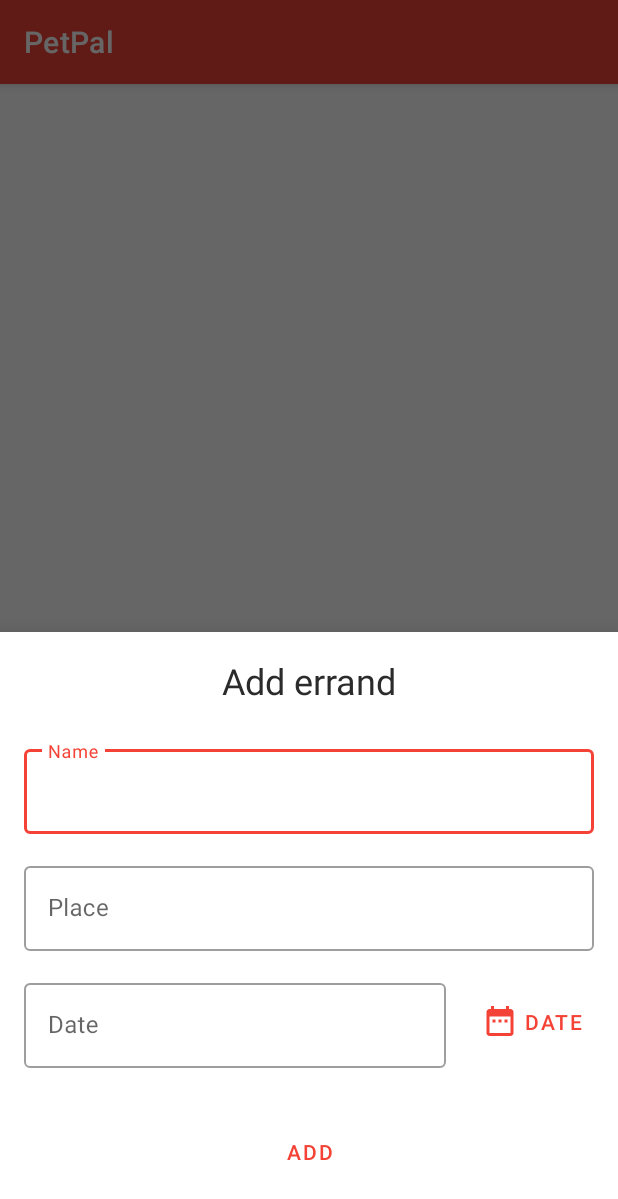
After one commit to ZeleDavid/Dragonhack2021, an Android app: the fragment AddReminderBottomSheet shown on its own in the app's theme, on a phone screen of 412 x 824 dp. The commit adds this screen. Shown: the top 1199 px of the screen. Run offline under Robolectric (Android 15) with nearby library versions, the phone set to English and light mode, and no system bars; network calls fail.

Commit message:
feat: added reminders

```diff
--- a/PetPal/app/src/main/java/si/dragonhack/petpal/data/models/Reminder.kt
+++ b/PetPal/app/src/main/java/si/dragonhack/petpal/data/models/Reminder.kt
@@ -3,5 +3,5 @@ package si.dragonhack.petpal.data.models
 import java.io.Serializable
 import java.util.*
 
-data class Reminder(val name: String, val place: String, val date: Date): Serializable {
+data class Reminder(val name: String, val place: String, val date: String): Serializable {
 }
--- /dev/null
+++ b/PetPal/app/src/main/java/si/dragonhack/petpal/ui/notifications/AddReminderBottomSheet.kt
@@ -0,0 +1,38 @@
+package si.dragonhack.petpal.ui.notifications
+
+import android.os.Bundle
+import android.view.LayoutInflater
+import android.view.View
+import android.view.ViewGroup
+import android.widget.Toast
+import com.google.android.material.bottomsheet.BottomSheetDialogFragment
+import kotlinx.android.synthetic.main.add_reminder.*
+import si.dragonhack.petpal.R
+
+class AddReminderBottomSheet : BottomSheetDialogFragment(){
+
+    companion object {
+
+        const val TAG = "CustomBottomSheetDialogFragment"
+
+    }
+
+    override fun onCreateView(
+        inflater: LayoutInflater,
+        container: ViewGroup?,
+        savedInstanceState: Bundle?
+    ): View? {
+        return inflater.inflate(R.layout.add_reminder, container, false)
+    }
+
+    override fun onActivityCreated(savedInstanceState: Bundle?) {
+        super.onActivityCreated(savedInstanceState)
+
+        add_reminder_button.setOnClickListener {
+            //handle click event
+            Toast.makeText(context, "First Button Clicked", Toast.LENGTH_SHORT).show()
+
+        }
+
+    }
+}
--- /dev/null
+++ b/PetPal/app/src/main/res/drawable/ic_baseline_date_range_24.xml
@@ -0,0 +1,10 @@
+<vector xmlns:android="http://schemas.android.com/apk/res/android"
+    android:width="24dp"
+    android:height="24dp"
+    android:viewportWidth="24"
+    android:viewportHeight="24"
+    android:tint="?attr/colorControlNormal">
+  <path
+      android:fillColor="@android:color/white"
+      android:pathData="M9,11L7,11v2h2v-2zM13,11h-2v2h2v-2zM17,11h-2v2h2v-2zM19,4h-1L18,2h-2v2L8,4L8,2L6,2v2L5,4c-1.11,0 -1.99,0.9 -1.99,2L3,20c0,1.1 0.89,2 2,2h14c1.1,0 2,-0.9 2,-2L21,6c0,-1.1 -0.9,-2 -2,-2zM19,20L5,20L5,9h14v11z"/>
+</vector>
--- a/PetPal/app/src/main/res/layout/activity_add_pet.xml
+++ b/PetPal/app/src/main/res/layout/activity_add_pet.xml
@@ -81,7 +81,7 @@
             android:gravity="center_vertical"
             android:hint="Age"
             android:paddingEnd="24px"
-            app:suffixText="kg">
+            app:suffixText="years">
 
             <com.google.android.material.textfield.TextInputEditText
                 android:id="@+id/pet_age_add"
@@ -105,14 +105,14 @@
                 style="?attr/materialButtonOutlinedStyle"
                 android:layout_width="wrap_content"
                 android:layout_height="match_parent"
-                android:text="Female" />
+                android:text="F" />
 
             <Button
                 android:id="@+id/male_button"
                 style="?attr/materialButtonOutlinedStyle"
                 android:layout_width="wrap_content"
                 android:layout_height="match_parent"
-                android:text="Male" />
+                android:text="M" />
         </com.google.android.material.button.MaterialButtonToggleGroup>
 
     </LinearLayout>
--- /dev/null
+++ b/PetPal/app/src/main/res/layout/add_reminder.xml
@@ -0,0 +1,103 @@
+<?xml version="1.0" encoding="utf-8"?>
+<androidx.constraintlayout.widget.ConstraintLayout xmlns:android="http://schemas.android.com/apk/res/android"
+    xmlns:app="http://schemas.android.com/apk/res-auto"
+    xmlns:tools="http://schemas.android.com/tools"
+    android:layout_width="match_parent"
+    android:layout_height="wrap_content">
+
+    <TextView
+        android:id="@+id/textView2"
+        android:layout_width="wrap_content"
+        android:layout_height="wrap_content"
+        android:layout_marginTop="16dp"
+        android:text="Add errand"
+        android:textColor="#2B2B2B"
+        android:textSize="24sp"
+        app:layout_constraintEnd_toEndOf="parent"
+        app:layout_constraintStart_toStartOf="parent"
+        app:layout_constraintTop_toTopOf="parent" />
+
+    <com.google.android.material.textfield.TextInputLayout
+        android:id="@+id/outlinedTextField"
+        style="@style/Widget.MaterialComponents.TextInputLayout.OutlinedBox"
+        android:layout_width="match_parent"
+        android:layout_height="wrap_content"
+        android:layout_marginStart="16dp"
+        android:layout_marginTop="24dp"
+        android:layout_marginEnd="16dp"
+        android:hint="Name"
+        app:layout_constraintEnd_toEndOf="parent"
+        app:layout_constraintStart_toStartOf="parent"
+        app:layout_constraintTop_toBottomOf="@+id/textView2">
+
+        <com.google.android.material.textfield.TextInputEditText
+            android:id="@+id/reminder_name"
+            android:layout_width="match_parent"
+            android:layout_height="wrap_content" />
+
+    </com.google.android.material.textfield.TextInputLayout>
+
+    <com.google.android.material.textfield.TextInputLayout
+        android:id="@+id/outlinedTextField1"
+        style="@style/Widget.MaterialComponents.TextInputLayout.OutlinedBox"
+        android:layout_width="match_parent"
+        android:layout_height="wrap_content"
+        android:layout_marginStart="16dp"
+        android:layout_marginTop="16dp"
+        android:layout_marginEnd="16dp"
+        android:hint="Place"
+        app:layout_constraintEnd_toEndOf="parent"
+        app:layout_constraintStart_toStartOf="parent"
+        app:layout_constraintTop_toBottomOf="@+id/outlinedTextField">
+
+        <com.google.android.material.textfield.TextInputEditText
+            android:id="@+id/reminder_place"
+            android:layout_width="match_parent"
+            android:layout_height="wrap_content" />
+
+    </com.google.android.material.textfield.TextInputLayout>
+
+    <com.google.android.material.textfield.TextInputLayout
+        android:id="@+id/outlinedTextField2"
+        style="@style/Widget.MaterialComponents.TextInputLayout.OutlinedBox"
+        android:layout_width="0dp"
+        android:layout_height="wrap_content"
+        android:layout_marginStart="16dp"
+        android:layout_marginTop="16dp"
+        android:layout_marginEnd="16dp"
+        android:hint="Date"
+        app:layout_constraintEnd_toStartOf="@+id/pick_date_button"
+        app:layout_constraintStart_toStartOf="parent"
+        app:layout_constraintTop_toBottomOf="@+id/outlinedTextField1">
+
+        <com.google.android.material.textfield.TextInputEditText
+            android:id="@+id/reminder_date"
+            android:layout_width="match_parent"
+            android:layout_height="wrap_content" />
+
+    </com.google.android.material.textfield.TextInputLayout>
+
+    <Button
+        android:id="@+id/pick_date_button"
+        android:layout_width="wrap_content"
+        android:layout_height="0dp"
+        android:layout_marginEnd="16dp"
+        android:text="Date"
+        app:icon="@drawable/ic_baseline_date_range_24"
+        app:layout_constraintBottom_toBottomOf="@+id/outlinedTextField2"
+        app:layout_constraintEnd_toEndOf="parent"
+        app:layout_constraintTop_toTopOf="@+id/outlinedTextField2" />
+
+    <Button
+        android:id="@+id/add_reminder_button"
+        android:layout_width="wrap_content"
+        android:layout_height="wrap_content"
+        android:layout_marginTop="32dp"
+        android:layout_marginBottom="32dp"
+        android:text="Add"
+        app:layout_constraintBottom_toBottomOf="parent"
+        app:layout_constraintEnd_toEndOf="parent"
+        app:layout_constraintStart_toStartOf="parent"
+        app:layout_constraintTop_toBottomOf="@+id/outlinedTextField2" />
+
+</androidx.constraintlayout.widget.ConstraintLayout>
```
Also changed, not shown: PetPal/app/src/main/java/si/dragonhack/petpal/ui/adapter/ReminderAdapter.kt (added, +40 -0 lines), PetPal/app/src/main/java/si/dragonhack/petpal/ui/notifications/NotificationsFragment.kt (+41 -0 lines), PetPal/app/src/main/java/si/dragonhack/petpal/ui/notifications/NotificationsViewModel.kt (+25 -1 lines), PetPal/app/src/main/res/drawable/ic_baseline_notifications_none_24.xml (added, +10 -0 lines), PetPal/app/src/main/res/layout/reminder_layout_row.xml (added, +58 -0 lines).
